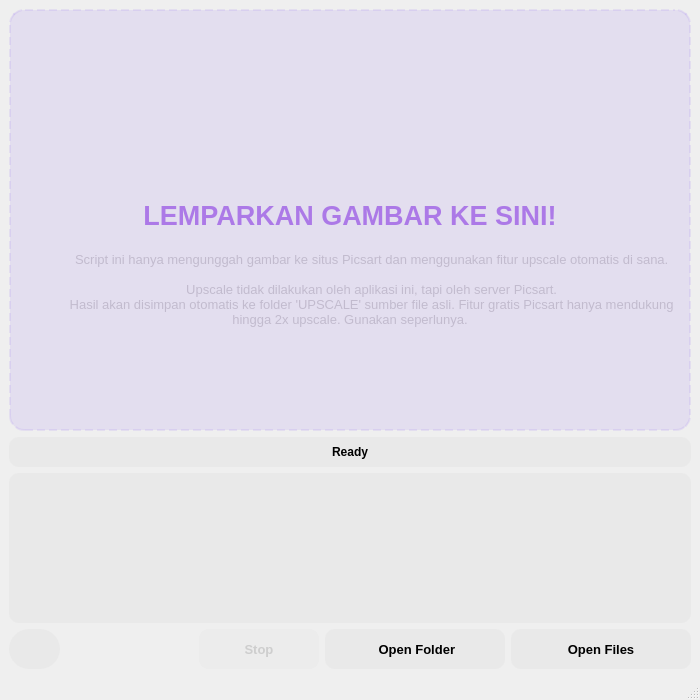
Above: App/main_window.ui from mudrikam/SotongHD before the change. Below: the same form after it.
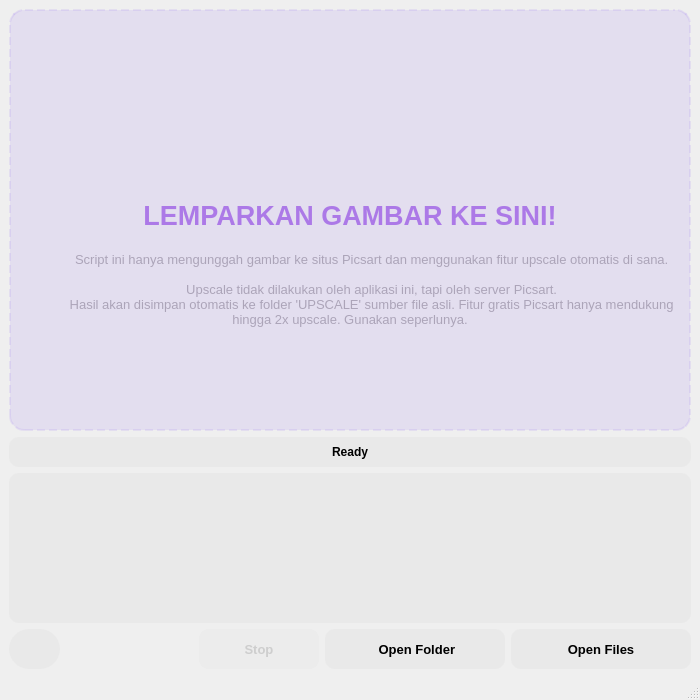
That is the form after the change. Icons and pictures are not drawn.

Commit message: Update UI styles for improved readability; adjust text color opacity and change font weight to normal in stats dialog

```diff
--- a/App/main_window.ui
+++ b/App/main_window.ui
@@ -109,7 +109,7 @@
             </font>
            </property>
            <property name="styleSheet">
-            <string notr="true">color : rgba(148, 139, 160, 0.42);</string>
+            <string notr="true">color : rgba(148, 139, 160, 0.7);</string>
            </property>
            <property name="text">
             <string>
```
The commit also changes 1 other file.
